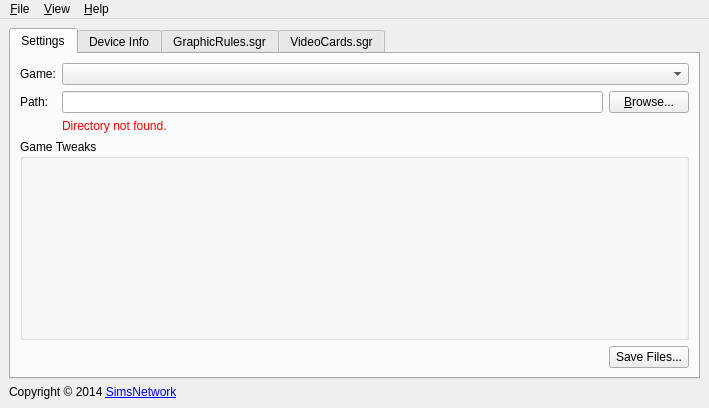
Before: the Qt Designer form src/graphicsrulesmakerui/mainwindow.ui in haffmans/graphics-rules-maker, drawn with Qt 5.
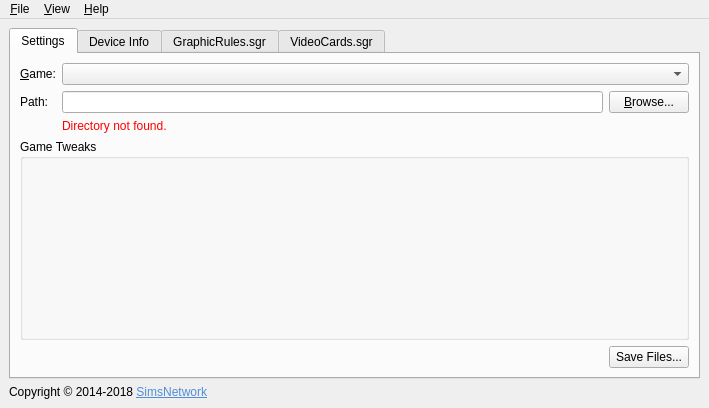
After: the same form once the commit is applied. Icons and pictures are not drawn.

Commit message:
Version bump, update copyright year, About text etc
- Version to 1.90.0 until 2.0 is final (will add a few more plugins for
that)
- Copyright year up to 2018
- Added bug-report and e-mail link to about screen

Diff of the .ui file:
```diff
--- a/src/graphicsrulesmakerui/mainwindow.ui
+++ b/src/graphicsrulesmakerui/mainwindow.ui
@@ -74,7 +74,7 @@
         <item row="0" column="0">
          <widget class="QLabel" name="gameLabel">
           <property name="text">
-           <string>Game:</string>
+           <string>&amp;Game:</string>
           </property>
           <property name="buddy">
            <cstring>gameSelect</cstring>
@@ -397,7 +397,7 @@
     <item row="1" column="0">
      <widget class="QLabel" name="copyright">
       <property name="text">
-       <string>&lt;html&gt;&lt;head/&gt;&lt;body&gt;&lt;p&gt;Copyright &amp;copy; 2014 &lt;a href=&quot;http://www.simsnetwork.com&quot;&gt;SimsNetwork&lt;/a&gt;&lt;/p&gt;&lt;/body&gt;&lt;/html&gt;</string>
+       <string>&lt;html&gt;&lt;head/&gt;&lt;body&gt;&lt;p&gt;Copyright © 2014-2018 &lt;a href=&quot;http://www.simsnetwork.com&quot;&gt;&lt;span style=&quot; text-decoration: underline; color:#508ed8;&quot;&gt;SimsNetwork&lt;/span&gt;&lt;/a&gt;&lt;/p&gt;&lt;/body&gt;&lt;/html&gt;</string>
       </property>
       <property name="alignment">
        <set>Qt::AlignLeading|Qt::AlignLeft|Qt::AlignVCenter</set>
```
Left out of the diff: 2 changed lines with no effect on the pictures. The commit also changes 1 other file.
